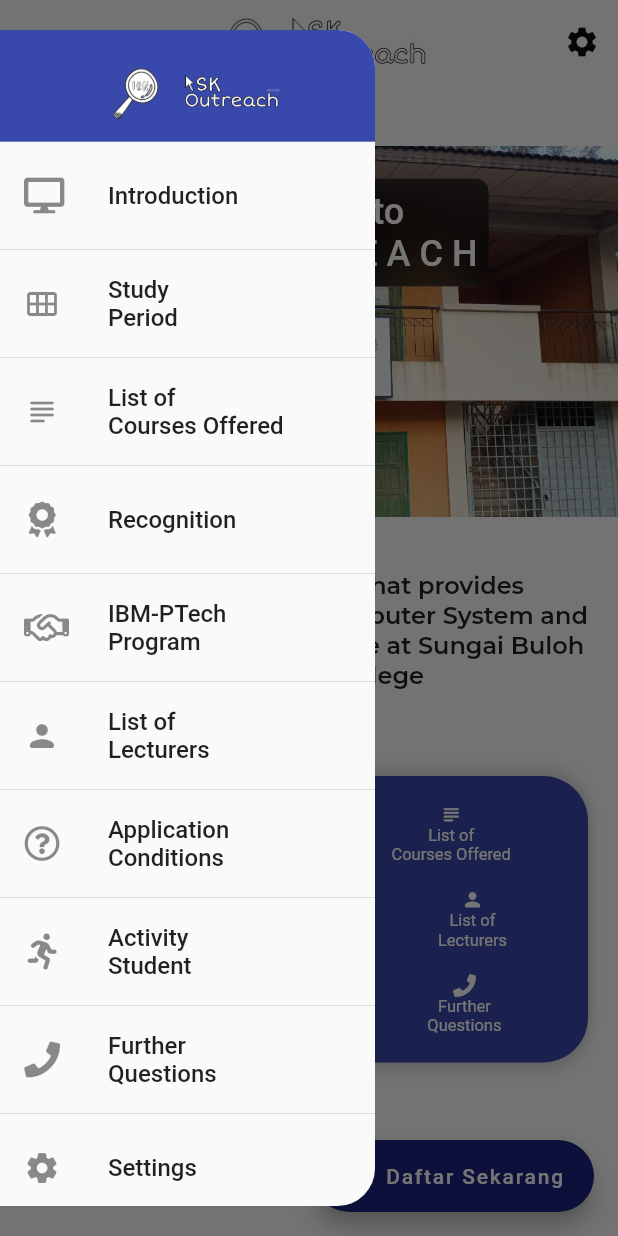
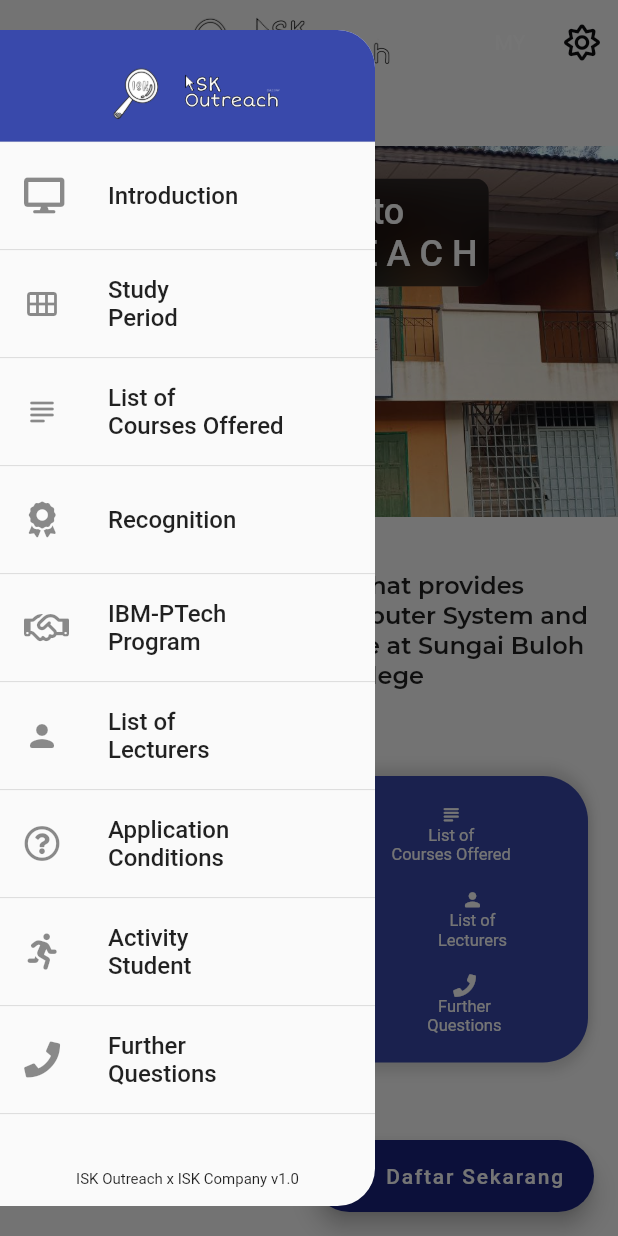
Before and after one commit to aliffirfan4523/iskoutreach, a Flutter app: the screen it shows after launch, with the side drawer open, on a phone screen of 412 x 824 dp. Run offline on Flutter 3.47's test engine with Material 2 defaults, Android fonts, the phone set to English and light mode, and no system bars; drawn by our look-alikes of auto_size_text, card_swiper; our stand-ins replace animated_splash_screen, animated_text_kit, carousel_slider, easy_localization, flutter_markdown, fluttericon and 8 more; missing offline and left inert: adaptive_action_sheet, easy_localization_loader, feature_discovery, horizontal_card_pager, theme_button.

Commit message:
--new changes, added language button and theme button on homepage, removed splash screen

```diff
--- a/lib/main.dart
+++ b/lib/main.dart
@@ -51,7 +51,7 @@
       localizationsDelegates: context.localizationDelegates,
       supportedLocales: context.supportedLocales,
       locale: context.locale,
-      home: SplashScreen(),
+      home: HomePage(),
       routes: {
         '/HomePage': (context) => HomePage(),
         '/SplashScreenAnimation': (context) => SplashScreenAnimation(),
--- a/lib/src/view/Aktiviti Pelajar/aktiviti_pelajar_image.dart
+++ b/lib/src/view/Aktiviti Pelajar/aktiviti_pelajar_image.dart
@@ -49,6 +49,7 @@
               Center(
                 child: Container(
                   decoration: BoxDecoration(
+                    color: Colors.black.withOpacity(0.5),
                     image: DecorationImage(
                       image: AssetImage(item['link']!), fit: BoxFit.fitWidth
                     ),
@@ -69,7 +70,7 @@
                     item['desc']!,
                     style: TextStyle(
                       color: Colors.white,
-                      fontSize: 20.0,
+                      fontSize: 16.0,
                       fontWeight: FontWeight.bold,
                     ),
                   ),
--- a/lib/src/view/Aktiviti Pelajar/aktiviti_pelajar_view.dart
+++ b/lib/src/view/Aktiviti Pelajar/aktiviti_pelajar_view.dart
@@ -48,7 +48,7 @@
                 ),
               ),
               UnorderedListItem(
-                bottom: 0,
+                bottom: 20,
                 left: 20,
                 right: 20,
                 text: tr("aktiviti_pelajar.aktiviti_pelajar_1"),
--- a/lib/src/view/Animation/lang_change_animation.dart
+++ b/lib/src/view/Animation/lang_change_animation.dart
@@ -22,7 +22,7 @@
 	@override
 	void initState() {
 	  super.initState();
-	  Timer(Duration(seconds: 3), () async {
+	  Timer(Duration(milliseconds: 3), () async {
 	    await context.setLocale(widget.newLocale); // change `easy_localization` locale
 	    Get.updateLocale(widget.newLocale); // change `Get` locale direction
 	  });
--- a/lib/src/view/Homepage/home_page.dart
+++ b/lib/src/view/Homepage/home_page.dart
@@ -10,6 +10,7 @@
 import 'package:fluttericon/font_awesome5_icons.dart';
 import 'package:get/get.dart';
 import 'package:google_fonts/google_fonts.dart';
+import 'package:theme_button/theme_button.dart';
 
 import '../../Splash Screen/splash_screen_animation.dart';
 import '../../controller/color_controller.dart';
@@ -92,11 +93,59 @@
                 ),
                 actions: [
                   IconButton(
-                    icon: const Icon(Icons.settings),
+                    icon: Text(context.locale.languageCode == 'en' ? "MY" : "EN",
+                      style: TextStyle(
+                        color: _isLightTheme.value ? Colors.black : Colors.white,
+                      ),
+                    ),
                     onPressed: (){
-                      Get.to(const Setting());
+                      if(context.locale.languageCode == 'en'){
+                        final newLocale = const Locale('ms', 'MY');
+                        Navigator.pop(context);
+                        context.setLocale(newLocale); // change `easy_localization` locale
+                        Get.updateLocale(newLocale); // change `Get` locale direction
+                        //Get.to(() => LangChangeAnimation(newLocale: newLocale, firstlang: 'Malay', seclang: 'English',),transition: Transition.fadeIn);
+                      } else if(context.locale.languageCode == 'ms'){
+                        final _newLocale = const Locale('en', 'US');
+                        Navigator.pop(context);
+                        context.setLocale(_newLocale); // change `easy_localization` locale
+                        Get.updateLocale(_newLocale); // change `Get` locale direction
+                        //Get.to(() => LangChangeAnimation(newLocale: _newLocale, firstlang: 'English', seclang: 'Malay',),transition: Transition.fadeIn);
+                      }
+                    },
+                  ),/*
+                  Padding(
+                    padding: const EdgeInsets.only(right:5.0),
+                    child: SizedBox(
+                      height: 30,
+                      width: 60,
+                      child: Container(
+                        decoration: BoxDecoration(
+                          borderRadius: const BorderRadius.only(
+                            bottomLeft: Radius.circular(200),
+                            bottomRight: Radius.circular(200),
+                            topLeft: Radius.circular(200),
+                            topRight: Radius.circular(200),
+                          ),
+                          color: Colors.grey.withOpacity(0.1),
+                        ),
+                        child: ThemeButton(
+                          height: 30,
+                          width: 60,
+                          onChanged: (value){
+                            toggleTheme(value);
+                          },
+                        ),
+                      ),
+                    ),
+                  ),*/
+                  IconButton(
+                    icon: _isLightTheme.value ? Icon(FontAwesome5.moon) : Icon(FontAwesome5.sun),
+                    onPressed: () {
+                      toggleTheme(!_isLightTheme.value);
                     },
                   )
+
                 ],
               ),
 
@@ -183,8 +232,8 @@
         ),
       );
 }
-void toggleTheme() {
-  if (_isLightTheme.value == true) {
+void toggleTheme(bool value) {
+  if (!value) {
     _isLightTheme.value = false;
     } else {
       _isLightTheme.value = true;
--- a/lib/src/view/widget/side_drawer.dart
+++ b/lib/src/view/widget/side_drawer.dart
@@ -69,11 +69,11 @@
       text: tr("pertanyaan_lanjut.pertanyaan_lanjut_mb_title"),
       location: PertanyaanLanjut(),
       heroTag: 'pertanyaan_lanjut'),
-    IconTextButton(
+    /*IconTextButton(
       icon: Icons.settings_rounded,
       text: tr("tetapan.tetapan_mb_title"),
       location: Setting(),
-      heroTag: 'tetapan'),
+      heroTag: 'tetapan'),*/
     ];
 
   return Padding(
@@ -117,7 +117,7 @@
                   ),
                 ),
               );
-            } else if(index<11){
+            } else if(index<10){
               // Drawer button
               final button = buttonList[index - 1];
               return Column(
--- a/pubspec.yaml
+++ b/pubspec.yaml
@@ -17,7 +17,7 @@
 # https://developer.apple.com/library/archive/documentation/General/Reference/InfoPlistKeyReference/Articles/CoreFoundationKeys.html
 # In Windows, build-name is used as the major, minor, and patch parts
 # of the product and file versions while build-number is used as the build suffix.
-version: 1.0.3+3
+version: 1.0.4+4
 
 environment:
   sdk: '>=2.18.4 <3.0.0'
@@ -71,6 +71,7 @@
   introduction_screen: ^3.1.7
   flutter_swiper_null_safety: ^1.0.2
   feature_discovery: ^0.14.1
+  theme_button: ^1.0.4
 
 dev_dependencies:
   flutter_test:
```
Also changed, not shown: 1 other file.
